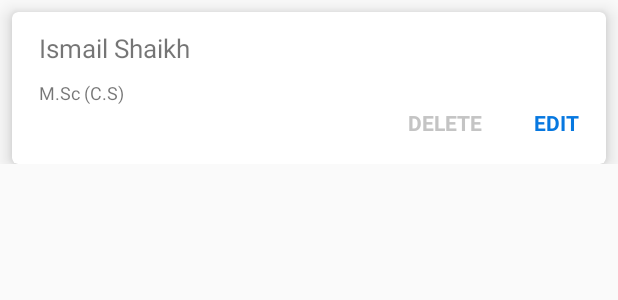
After one commit to ismail-creatvt/Registrar, an Android app: the layout student_item_layout.xml on its own in the app's theme, with its tools: preview values and no code run, on a phone screen of 412 x 824 dp. The commit adds this screen. Shown: the top 300 px of the screen. Run offline under Robolectric (Android 15) with nearby library versions, the phone set to English and light mode, and no system bars.

Commit message:
Added edit and delete functionality

```diff
--- a/app/build.gradle
+++ b/app/build.gradle
@@ -31,6 +31,8 @@ dependencies {
     implementation 'androidx.core:core-ktx:1.3.1'
     implementation 'androidx.appcompat:appcompat:1.2.0'
     implementation 'androidx.constraintlayout:constraintlayout:2.0.1'
+    implementation 'androidx.cardview:cardview:1.0.0'
+    implementation 'androidx.recyclerview:recyclerview:1.1.0'
     testImplementation 'junit:junit:4.13'
     androidTestImplementation 'androidx.test.ext:junit:1.1.2'
     androidTestImplementation 'androidx.test.espresso:espresso-core:3.3.0'
--- a/app/src/main/AndroidManifest.xml
+++ b/app/src/main/AndroidManifest.xml
@@ -9,7 +9,8 @@
         android:roundIcon="@mipmap/ic_launcher_round"
         android:supportsRtl="false"
         android:theme="@style/AppTheme">
-        <activity android:name=".AddStudentActivity"></activity>
+        <activity android:name=".ManageStudentsActivity"></activity>
+        <activity android:name=".AddStudentActivity" />
         <activity android:name=".MainActivity" />
         <activity android:name=".SplashActivity">
             <intent-filter>
--- a/app/src/main/res/layout/activity_main.xml
+++ b/app/src/main/res/layout/activity_main.xml
@@ -26,7 +26,7 @@
             android:text="@string/add_student"/>
 
         <Button
-            android:id="@+id/button2"
+            android:id="@+id/manage_students"
             android:layout_width="match_parent"
             android:layout_height="50dp"
             android:background="@drawable/white_button_bg"
--- /dev/null
+++ b/app/src/main/res/layout/student_item_layout.xml
@@ -0,0 +1,83 @@
+<?xml version="1.0" encoding="utf-8"?>
+<androidx.constraintlayout.widget.ConstraintLayout xmlns:android="http://schemas.android.com/apk/res/android"
+    xmlns:app="http://schemas.android.com/apk/res-auto"
+    xmlns:tools="http://schemas.android.com/tools"
+    android:layout_width="match_parent"
+    android:layout_height="wrap_content"
+    android:clipToPadding="false"
+    android:clipChildren="false">
+
+    <androidx.cardview.widget.CardView
+        android:layout_width="0dp"
+        android:layout_height="wrap_content"
+        android:layout_marginStart="8dp"
+        android:layout_marginTop="8dp"
+        android:layout_marginEnd="8dp"
+        app:cardCornerRadius="4dp"
+        app:cardElevation="8dp"
+        app:layout_constraintBottom_toBottomOf="parent"
+        app:layout_constraintEnd_toEndOf="parent"
+        app:layout_constraintStart_toStartOf="parent"
+        app:layout_constraintTop_toTopOf="parent">
+
+        <androidx.constraintlayout.widget.ConstraintLayout
+            android:layout_width="match_parent"
+            android:layout_height="wrap_content">
+
+
+            <TextView
+                android:id="@+id/name_text"
+                android:layout_width="wrap_content"
+                android:layout_height="wrap_content"
+                android:layout_marginStart="18dp"
+                android:layout_marginTop="12dp"
+                android:textSize="17sp"
+                app:layout_constraintStart_toStartOf="parent"
+                app:layout_constraintTop_toTopOf="parent"
+                tools:text="Ismail Shaikh" />
+
+            <TextView
+                android:id="@+id/delete_button"
+                android:layout_width="wrap_content"
+                android:layout_height="wrap_content"
+                android:layout_marginTop="2dp"
+                android:layout_marginEnd="34dp"
+                android:layout_marginBottom="18dp"
+                android:text="@string/delete"
+                android:textAllCaps="true"
+                android:textColor="#C4C4C4"
+                android:textSize="14sp"
+                android:textStyle="bold"
+                app:layout_constraintBottom_toBottomOf="parent"
+                app:layout_constraintEnd_toStartOf="@+id/edit_button"
+                app:layout_constraintTop_toBottomOf="@+id/class_text" />
+
+            <TextView
+                android:id="@+id/class_text"
+                android:layout_width="wrap_content"
+                android:layout_height="wrap_content"
+                android:layout_marginStart="18dp"
+                android:layout_marginTop="9dp"
+                android:textSize="12sp"
+                app:layout_constraintStart_toStartOf="parent"
+                app:layout_constraintTop_toBottomOf="@+id/name_text"
+                tools:text="M.Sc (C.S)" />
+
+            <TextView
+                android:id="@+id/edit_button"
+                android:layout_width="wrap_content"
+                android:layout_height="wrap_content"
+                android:layout_marginEnd="18dp"
+                android:layout_marginBottom="18dp"
+                android:text="@string/edit"
+                android:textAllCaps="true"
+                android:textColor="@color/colorAccent"
+                android:textSize="14sp"
+                android:textStyle="bold"
+                app:layout_constraintBottom_toBottomOf="parent"
+                app:layout_constraintEnd_toEndOf="parent" />
+        </androidx.constraintlayout.widget.ConstraintLayout>
+    </androidx.cardview.widget.CardView>
+
+
+</androidx.constraintlayout.widget.ConstraintLayout>
--- a/app/src/main/res/values/strings.xml
+++ b/app/src/main/res/values/strings.xml
@@ -17,4 +17,7 @@
     <string name="cancel_confirmation">Do you want to cancel?</string>
     <string name="yes">Yes</string>
     <string name="no">No</string>
+    <string name="delete">Delete</string>
+    <string name="edit">Edit</string>
+    <string name="delete_confirmation">Do you want to delete this student?</string>
 </resources>
```
Also changed, not shown: app/src/main/java/com/ismail/creatvt/registrar/AddStudentActivity.kt (+61 -23 lines), app/src/main/java/com/ismail/creatvt/registrar/AlertDialogManager.kt (added, +21 -0 lines), app/src/main/java/com/ismail/creatvt/registrar/MainActivity.kt (+12 -2 lines), app/src/main/java/com/ismail/creatvt/registrar/ManageStudentsActivity.kt (added, +60 -0 lines), app/src/main/java/com/ismail/creatvt/registrar/StudentActionListener.kt (added, +11 -0 lines), app/src/main/java/com/ismail/creatvt/registrar/StudentsListAdapter.kt (added, +56 -0 lines), app/src/main/res/layout/activity_manage_students.xml (added, +32 -0 lines).
